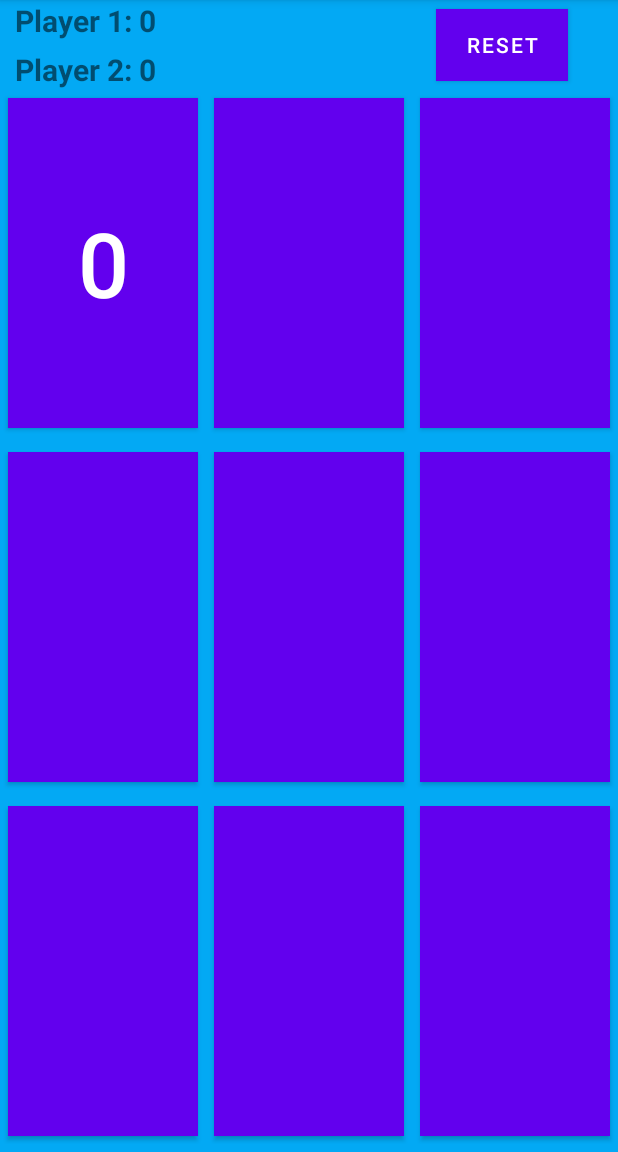
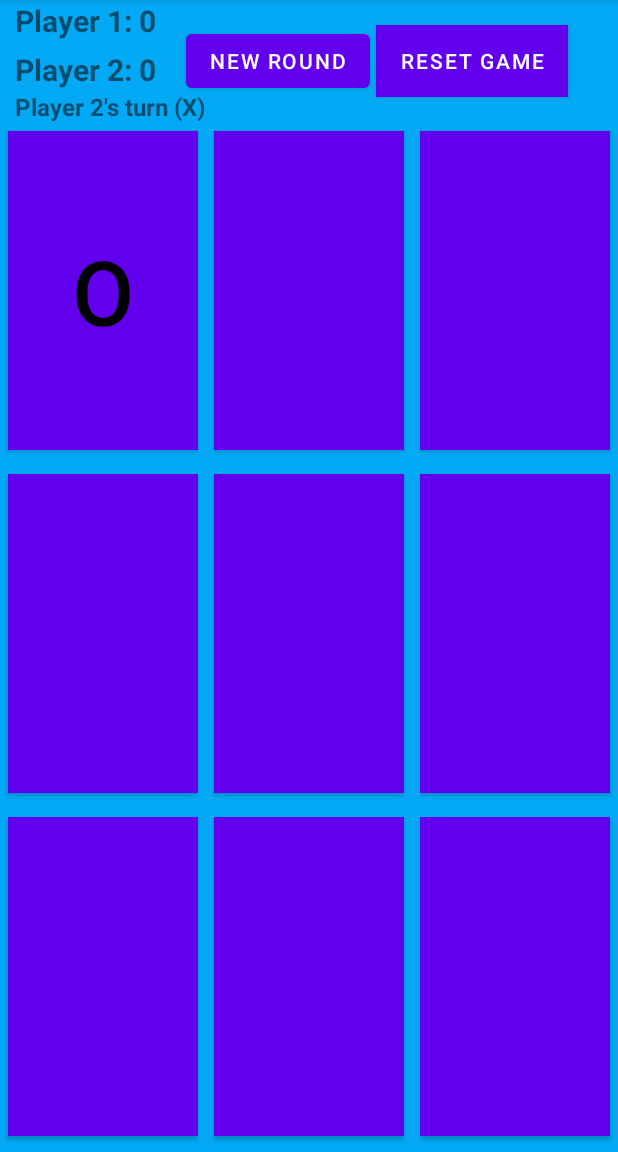
Before and after one commit to hello-shohanur/Tic-Tac-Toe-Games, an Android app: the screen it shows after launch (MainActivity), after a tap on an icon or button, on a phone screen of 412 x 824 dp, the part 84-1236 px from its top. Run offline under Robolectric (Android 15) with nearby library versions, the phone set to English and light mode, and no system bars.

Commit message:
Improve tic-tac-toe gameplay feedback
Co-authored-by: Copilot App <223556219+Copilot@users.noreply.github.com>

```diff
--- a/app/src/main/java/com/example/my_tic_tac_toe/MainActivity.java
+++ b/app/src/main/java/com/example/my_tic_tac_toe/MainActivity.java
@@ -1,21 +1,23 @@
 package com.example.my_tic_tac_toe;
 
 import android.os.Bundle;
+import android.graphics.Color;
 import android.view.View;
 import android.widget.Button;
 import android.widget.TextView;
-import android.widget.Toast;
 
 import androidx.appcompat.app.AppCompatActivity;
 
 public class MainActivity extends AppCompatActivity implements View.OnClickListener {
     private Button[][] buttons = new Button[3][3];
     private boolean player1Turn = true;
+    private boolean gameOver;
     private int roundCount;
     private int player1Points;
     private int player2Points;
     private TextView textViewPlayer1;
     private TextView textViewPlayer2;
+    private TextView textViewStatus;
 
 
 
@@ -24,6 +26,7 @@ public class MainActivity extends AppCompatActivity implements View.OnClickListe
         setContentView(R.layout.activity_main);
         textViewPlayer1 = findViewById(R.id.text_view_p1);
         textViewPlayer2 = findViewById(R.id.text_view_p2);
+        textViewStatus = findViewById(R.id.text_view_status);
         for (int i = 0; i < 3; i++) {
             for (int j = 0; j < 3; j++) {
                 String buttonID = "button_" + i + j;
@@ -32,6 +35,14 @@ public class MainActivity extends AppCompatActivity implements View.OnClickListe
                 buttons[i][j].setOnClickListener(this);
             }
         }
+        Button buttonNewRound = findViewById(R.id.button_new_round);
+        buttonNewRound.setOnClickListener(new View.OnClickListener() {
+            @Override
+            public void onClick(View v) {
+                resetBoard();
+            }
+        });
+
         Button buttonReset = findViewById(R.id.button_reset);
         buttonReset.setOnClickListener(new View.OnClickListener() {
             @Override
@@ -41,13 +52,15 @@ public class MainActivity extends AppCompatActivity implements View.OnClickListe
         });
     }
     @Override
-
     public void onClick(View v) {
+        if (gameOver) {
+            return;
+        }
         if (!((Button) v).getText().toString().equals("")) {
             return;
         }
         if (player1Turn) {
-            ((Button) v).setText("0");
+            ((Button) v).setText("O");
         } else {
             ((Button) v).setText("X");
         }
@@ -62,6 +75,7 @@ public class MainActivity extends AppCompatActivity implements View.OnClickListe
             draw();
         } else {
             player1Turn = !player1Turn;
+            updateStatusText();
         }
     }
     private boolean checkForWin() {
@@ -99,34 +113,52 @@ public class MainActivity extends AppCompatActivity implements View.OnClickListe
     }
     private void player1Wins() {
         player1Points++;
-        Toast.makeText(this, "Vamos!! Player 1 wins the match!", Toast.LENGTH_SHORT).show();
+        gameOver = true;
         updatePointsText();
-        resetBoard();
+        updateStatusText();
     }
     private void player2Wins() {
         player2Points++;
-        Toast.makeText(this, "Vamos!! Player 2 wins the match!", Toast.LENGTH_SHORT).show();
+        gameOver = true;
         updatePointsText();
-        resetBoard();
+        updateStatusText();
     }
     private void draw() {
-        Toast.makeText(this, "Draw!", Toast.LENGTH_SHORT).show();
-        resetBoard();
+        gameOver = true;
+        updateStatusText();
     }
 
     private void updatePointsText() {
-        textViewPlayer1.setText("Player 1: " + player1Points);
-        textViewPlayer2.setText("Player 2: " + player2Points);
+        textViewPlayer1.setText(getString(R.string.player_one_score, player1Points));
+        textViewPlayer2.setText(getString(R.string.player_two_score, player2Points));
+    }
+
+    private void updateStatusText() {
+        if (gameOver) {
+            if (checkForWin()) {
+                textViewStatus.setText(getString(
+                        player1Turn ? R.string.player_one_wins : R.string.player_two_wins));
+            } else {
+                textViewStatus.setText(R.string.draw_game);
+            }
+            return;
+        }
+        textViewStatus.setText(getString(
+                player1Turn ? R.string.player_one_turn : R.string.player_two_turn));
     }
 
     private void resetBoard() {
         for (int i = 0; i < 3; i++) {
             for (int j = 0; j < 3; j++) {
                 buttons[i][j].setText("");
+                buttons[i][j].setTextColor(Color.BLACK);
+                buttons[i][j].setBackgroundColor(Color.rgb(178, 235, 242));
             }
         }
         roundCount = 0;
         player1Turn = true;
+        gameOver = false;
+        updateStatusText();
     }
 
     private void resetGame() {
@@ -143,6 +175,7 @@ public class MainActivity extends AppCompatActivity implements View.OnClickListe
         outState.putInt("player1Points", player1Points);
         outState.putInt("player2Points", player2Points);
         outState.putBoolean("player1Turn", player1Turn);
+        outState.putBoolean("gameOver", gameOver);
 
     }
 
@@ -153,5 +186,8 @@ public class MainActivity extends AppCompatActivity implements View.OnClickListe
         player1Points = savedInstanceState.getInt("player1Points");
         player2Points = savedInstanceState.getInt("player2Points");
         player1Turn = savedInstanceState.getBoolean("player1Turn");
+        gameOver = savedInstanceState.getBoolean("gameOver");
+        updatePointsText();
+        updateStatusText();
     }
 }
--- a/app/src/main/res/layout/activity_main.xml
+++ b/app/src/main/res/layout/activity_main.xml
@@ -28,6 +28,23 @@
             android:textStyle="bold"
             android:textSize="20sp"
             android:layout_marginLeft="10dp" />
+        <TextView
+            android:id="@+id/text_view_status"
+            android:layout_width="wrap_content"
+            android:layout_height="wrap_content"
+            android:layout_below="@+id/text_view_p2"
+            android:layout_marginLeft="10dp"
+            android:text="@string/player_one_turn"
+            android:textStyle="bold"
+            android:textSize="16sp" />
+        <Button
+            android:id="@+id/button_new_round"
+            android:layout_width="wrap_content"
+            android:layout_height="wrap_content"
+            android:layout_toStartOf="@+id/button_reset"
+            android:layout_centerVertical="true"
+            android:layout_marginEnd="4dp"
+            android:text="@string/new_round" />
         <Button
             android:id="@+id/button_reset"
             android:layout_width="wrap_content"
@@ -35,7 +52,7 @@
             android:layout_alignParentEnd="true"
             android:layout_centerVertical="true"
             android:layout_marginEnd="33dp"
-            android:text="reset"
+            android:text="@string/reset_game"
             android:background="#FFF"
             android:layout_marginRight="33dp"
             android:layout_alignParentRight="true" />
--- a/app/src/main/res/values/strings.xml
+++ b/app/src/main/res/values/strings.xml
@@ -1,3 +1,12 @@
 <resources>
     <string name="app_name">MY_Tic-Tac-Toe</string>
+    <string name="player_one_score">Player 1: %1$d</string>
+    <string name="player_two_score">Player 2: %1$d</string>
+    <string name="player_one_turn">Player 1's turn (O)</string>
+    <string name="player_two_turn">Player 2's turn (X)</string>
+    <string name="player_one_wins">Player 1 wins!</string>
+    <string name="player_two_wins">Player 2 wins!</string>
+    <string name="draw_game">It's a draw!</string>
+    <string name="new_round">New round</string>
+    <string name="reset_game">Reset game</string>
 </resources>
```
